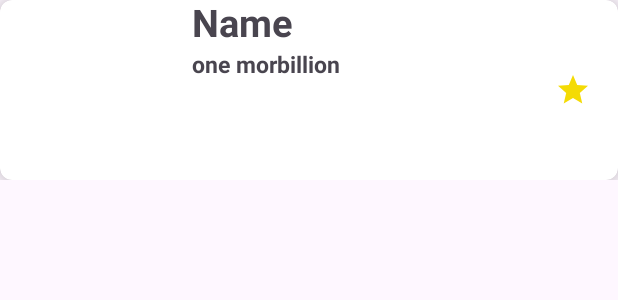
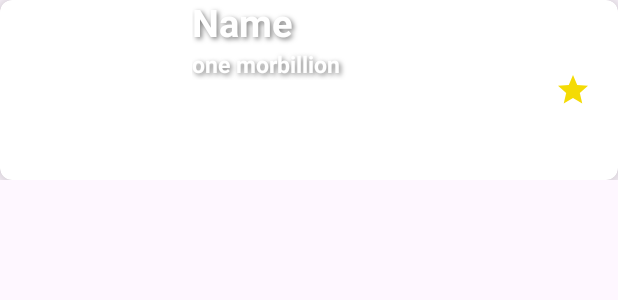
Before and after one commit to Krakendude/pokedexapp, an Android app: the layout item_pokemon.xml on its own in the app's theme, with its tools: preview values and no code run, on a phone screen of 412 x 824 dp. Shown: the top 300 px of the screen. Run offline under Robolectric (Android 15) with nearby library versions, the phone set to English and light mode, and no system bars; network calls fail.

Commit message:
stuff, idk

```diff
--- a/app/src/main/res/layout/item_move.xml
+++ b/app/src/main/res/layout/item_move.xml
@@ -4,14 +4,16 @@
     xmlns:tools="http://schemas.android.com/tools"
     android:orientation="horizontal"
     android:layout_width="match_parent"
-    android:layout_height="wrap_content">
+    android:layout_height="wrap_content"
+    android:backgroundTint="@color/white">
 
     <androidx.cardview.widget.CardView
         android:layout_width="match_parent"
         android:layout_height="wrap_content"
         app:cardElevation="10dp"
         app:cardCornerRadius="8dp"
-        android:layout_margin="20dp">
+        android:layout_margin="20dp"
+        app:cardBackgroundColor="#59FFFFFF">
 
         <ImageView
             android:id="@+id/backgroundImageView"
--- a/app/src/main/res/layout/item_pokemon.xml
+++ b/app/src/main/res/layout/item_pokemon.xml
@@ -44,7 +44,12 @@
                         android:text="Name"
                         android:textSize="25sp"
                         android:textStyle="bold"
-                        android:textColorHighlight="@color/white"/>
+                        android:textColorHighlight="@color/white"
+                        android:textColor="@android:color/white"
+                        android:shadowColor="#80000000"
+                        android:shadowDx="2"
+                        android:shadowDy="2"
+                        android:shadowRadius="4" />
 
                     <TextView
                         android:id="@+id/idTextView"
@@ -52,7 +57,12 @@
                         android:layout_height="wrap_content"
                         android:text="one morbillion"
                         android:textSize="15sp"
-                        android:textStyle="bold" />
+                        android:textStyle="bold"
+                        android:textColor="@android:color/white"
+                        android:shadowColor="#80000000"
+                        android:shadowDx="2"
+                        android:shadowDy="2"
+                        android:shadowRadius="4" />
 
                     <LinearLayout
                         android:layout_width="match_parent"
```
Also changed, not shown: app/src/main/java/com/example/pokedexapp/activities/DetailActivity.kt (+13 -1 lines), app/src/main/res/layout/activity_detail.xml (+6 -3 lines), app/src/main/res/drawable/bg_ground.jpg (added), app/src/main/res/drawable/bg_ground.png (deleted).
